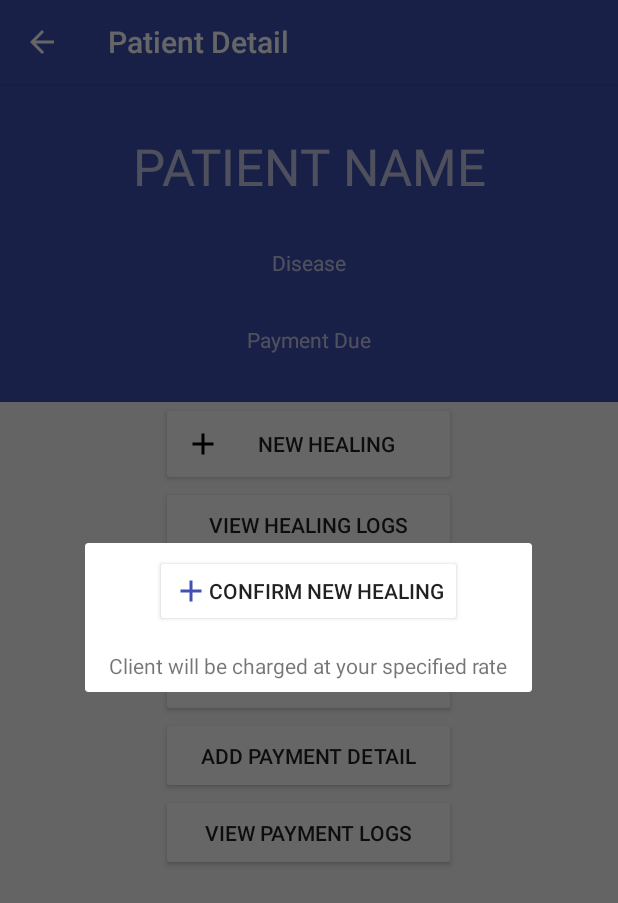
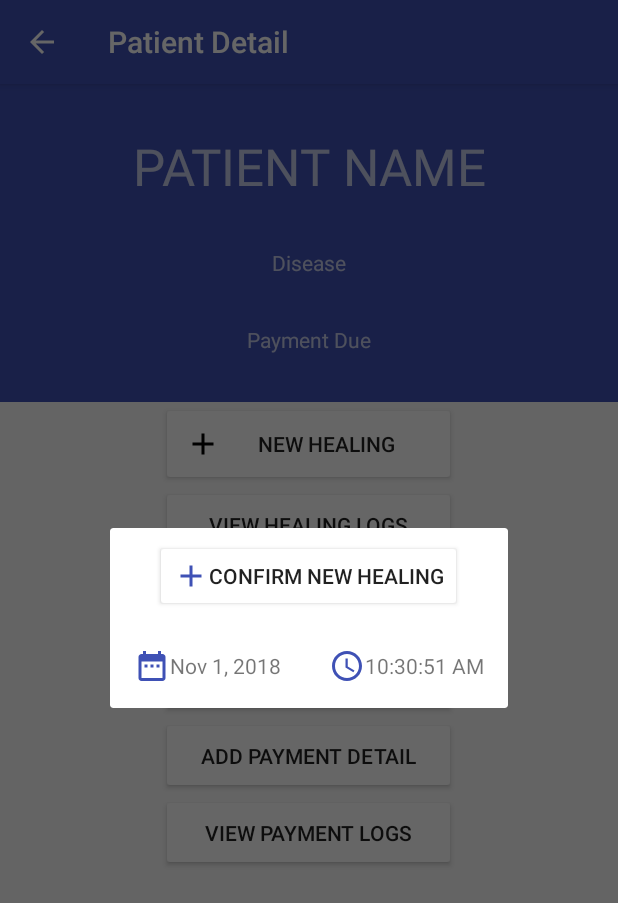
Before and after one commit to yashovardhan99/HealersDiary, an Android app: the fragment NewHealingDialog placed in its activity, on a phone screen of 412 x 824 dp. Shown: the top 903 px of the screen. Run offline under Robolectric (Android 15) with nearby library versions, the phone set to English and light mode, and no system bars; our stand-ins replace Firebase (no records; nobody signed in at launch, a user with empty details on screens opened directly).

Commit message:
Added date and time picker for new healings; changed upgrade to donate; Added a few neat icons.
Signed-off-by: yashovardhan99 <yashovardhandhanania@outlook.in>

```diff
--- /dev/null
+++ b/app/src/main/res/drawable/ic_access_time_black_24dp.xml
@@ -0,0 +1,9 @@
+<vector xmlns:android="http://schemas.android.com/apk/res/android"
+        android:width="24dp"
+        android:height="24dp"
+        android:viewportWidth="24.0"
+        android:viewportHeight="24.0">
+    <path
+        android:fillColor="#FF000000"
+        android:pathData="M11.99,2C6.47,2 2,6.48 2,12s4.47,10 9.99,10C17.52,22 22,17.52 22,12S17.52,2 11.99,2zM12,20c-4.42,0 -8,-3.58 -8,-8s3.58,-8 8,-8 8,3.58 8,8 -3.58,8 -8,8zM12.5,7H11v6l5.25,3.15 0.75,-1.23 -4.5,-2.67z"/>
+</vector>
--- /dev/null
+++ b/app/src/main/res/drawable/ic_date_range_black_24dp.xml
@@ -0,0 +1,9 @@
+<vector xmlns:android="http://schemas.android.com/apk/res/android"
+        android:width="24dp"
+        android:height="24dp"
+        android:viewportWidth="24.0"
+        android:viewportHeight="24.0">
+    <path
+        android:fillColor="#FF000000"
+        android:pathData="M9,11L7,11v2h2v-2zM13,11h-2v2h2v-2zM17,11h-2v2h2v-2zM19,4h-1L18,2h-2v2L8,4L8,2L6,2v2L5,4c-1.11,0 -1.99,0.9 -1.99,2L3,20c0,1.1 0.89,2 2,2h14c1.1,0 2,-0.9 2,-2L21,6c0,-1.1 -0.9,-2 -2,-2zM19,20L5,20L5,9h14v11z"/>
+</vector>
--- a/app/src/main/res/layout/activity_healing_logs.xml
+++ b/app/src/main/res/layout/activity_healing_logs.xml
@@ -84,9 +84,10 @@
         android:id="@+id/healingLogRecyclerView"
         android:scrollbars="vertical" />
     <TextView
-        android:layout_width="wrap_content"
+        android:layout_width="match_parent"
         android:layout_height="wrap_content"
         android:textAlignment="center"
-        android:layout_gravity="center|bottom"
+        app:layout_anchor="@id/healingLogRecyclerView"
+        app:layout_anchorGravity="bottom"
         android:text="@string/only_last_100_records_are_loaded"/>
 </android.support.design.widget.CoordinatorLayout>
--- a/app/src/main/res/layout/activity_new_healing_record.xml
+++ b/app/src/main/res/layout/fragment_new_healing_dialog.xml
@@ -19,13 +19,25 @@
     <TextView
         android:layout_width="wrap_content"
         android:layout_height="wrap_content"
-        android:text="@string/client_will_be_charged_at_your_specified_rate"
-        android:layout_centerHorizontal="true"
         android:layout_below="@id/saveNewHealing"
-        android:id="@+id/saveNewHealingConfirmationText"
-        android:layout_marginStart="16dp"
-        android:layout_marginEnd="16dp"
-        android:layout_marginTop="8dp"
-        android:layout_marginBottom="8dp"
-        android:textAlignment="center"/>
+        android:id="@+id/healingDate"
+        android:padding="16dp"
+        android:backgroundTint="#FFF"
+        android:drawableStart="@drawable/ic_date_range_black_24dp"
+        android:drawableTint="@color/colorPrimary"
+        android:text="@string/nothing_here"
+        android:elevation="4dp"
+        android:gravity="center"/>
+    <TextView
+        android:layout_width="wrap_content"
+        android:layout_height="wrap_content"
+        android:layout_toEndOf="@id/healingDate"
+        android:layout_below="@id/saveNewHealing"
+        android:id="@+id/healingTime"
+        android:padding="16dp"
+        android:text="@string/nothing_here"
+        android:elevation="4dp"
+        android:drawableStart="@drawable/ic_access_time_black_24dp"
+        android:gravity="center"
+        android:drawableTint="@color/colorPrimary"/>
 </RelativeLayout>
--- a/app/src/main/res/menu/main_nav_menu.xml
+++ b/app/src/main/res/menu/main_nav_menu.xml
@@ -11,7 +11,7 @@
             android:checked="true"/>
         <item
             android:id="@+id/getPro"
-            android:title="@string/upgrade_now"
+            android:title="@string/donate"
             android:orderInCategory="2"
             android:icon="@drawable/ic_shopping_cart_black_24dp"/>
         <item
--- a/app/src/main/res/values/strings.xml
+++ b/app/src/main/res/values/strings.xml
@@ -64,7 +64,7 @@
     <string name="not_yet_implemented">Not yet implemented</string>
     <string name="sign_out">Sign out</string>
     <string name="signs_you_out_of_the_app">signs you out of the app</string>
-    <string name="upgrade_now">Upgrade now</string>
+    <string name="donate">Donate</string>
     <string name="share">Share</string>
     <string name="home">Home</string>
     <string name="version_s">Version : %s</string>
```
Also changed, not shown: app/src/main/java/com/yashovardhan99/healersdiary/activities/MainActivity.java (+22 -14 lines), app/src/main/java/com/yashovardhan99/healersdiary/fragments/DatePickerFragment.java (added, +67 -0 lines), app/src/main/java/com/yashovardhan99/healersdiary/fragments/DonateFragment.java (renamed from app/src/main/java/com/yashovardhan99/healersdiary/fragments/ProFragment.java, +4 -4 lines), app/src/main/java/com/yashovardhan99/healersdiary/fragments/NewHealingDialog.java (+63 -11 lines), app/src/main/java/com/yashovardhan99/healersdiary/fragments/TimePickerFragment.java (added, +63 -0 lines), app/src/main/res/drawable/ic_save_black_24dp.xml (added, +9 -0 lines), app/src/main/res/layout/activity_new_patient_feedback.xml (+4 -9 lines), app/src/main/res/layout/fragment_donate_display.xml (renamed from app/src/main/res/layout/fragment_pro_display.xml).
